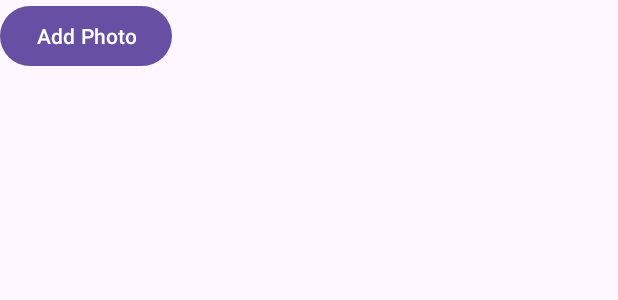
After one commit to lusimoncelli/barco-aac, an Android app: the layout new_keyboard_layout.xml on its own in the app's theme, with its tools: preview values and no code run, on a phone screen of 412 x 824 dp. The commit adds this screen. Shown: the top 300 px of the screen. Run offline under Robolectric (Android 15) with nearby library versions, the phone set to English and light mode, and no system bars.

Commit message:
new keyboard activity and layout

```diff
--- a/app/src/main/AndroidManifest.xml
+++ b/app/src/main/AndroidManifest.xml
@@ -37,6 +37,7 @@
         <activity android:name=".MainActivity"></activity>
         <activity android:name=".NumbersKeyboardActivity"></activity>
         <activity android:name=".AlphanumericKeyboardActivity"></activity>
+        <activity android:name=".NewKeyboardActivity"></activity>
 
     </application>
 
--- /dev/null
+++ b/app/src/main/res/layout/new_keyboard_layout.xml
@@ -0,0 +1,16 @@
+<?xml version="1.0" encoding="utf-8"?>
+<androidx.constraintlayout.widget.ConstraintLayout
+    xmlns:android="http://schemas.android.com/apk/res/android"
+    xmlns:tools="http://schemas.android.com/tools"
+    android:layout_width="match_parent"
+    android:layout_height="match_parent">
+
+    <Button
+        android:id="@+id/addPhotoButton"
+        android:layout_width="wrap_content"
+        android:layout_height="wrap_content"
+        android:text="Add Photo"
+        android:onClick="onAddPhotoButtonClick"
+        tools:ignore="MissingConstraints" />
+
+</androidx.constraintlayout.widget.ConstraintLayout>
```
Also changed, not shown: app/src/main/java/com/example/barcoapp/MainActivity.java (+8 -3 lines), app/src/main/java/com/example/barcoapp/NewKeyboardActivity.java (added, +32 -0 lines).
